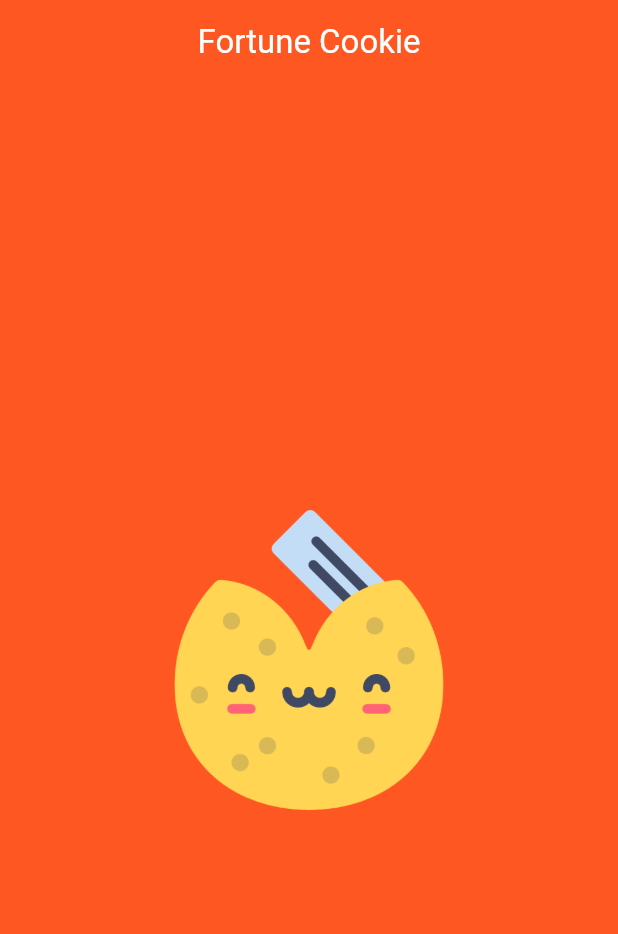
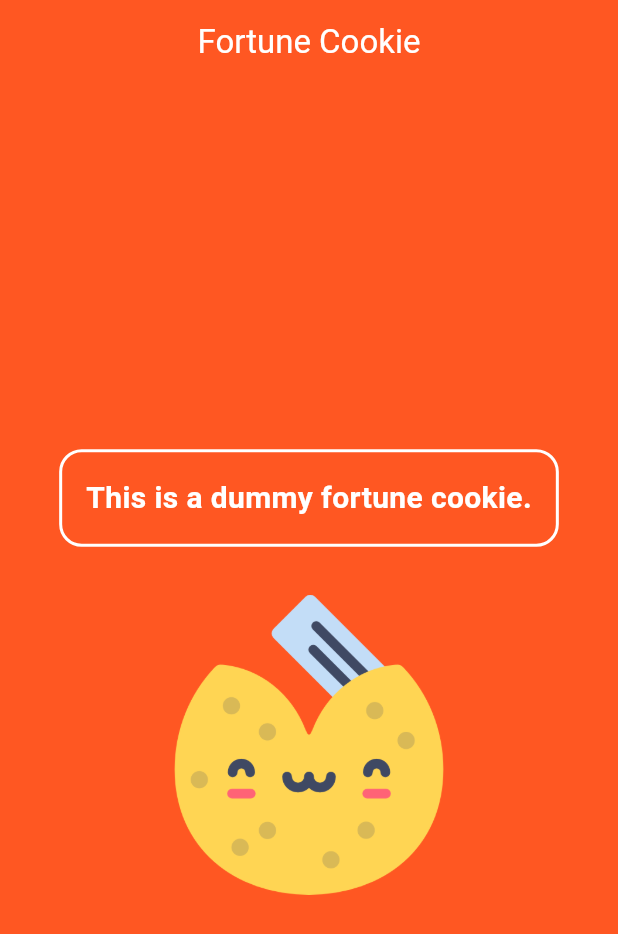
Before and after one commit to careercourse/fortune_cookie_app, a Flutter app: the screen it shows after launch, on a phone screen of 412 x 824 dp. Shown: the top 934 px of the screen. Run offline on Flutter 3.47's test engine with Material 3 defaults, Android fonts, the phone set to English and light mode, and no system bars.

Commit message:
Added Fortune Text Widget

```diff
--- a/lib/screens/fortune_cookie_screen.dart
+++ b/lib/screens/fortune_cookie_screen.dart
@@ -23,6 +23,26 @@ class _FortuneCookieScreenState extends State<FortuneCookieScreen> {
         child: Column(
           mainAxisAlignment: MainAxisAlignment.center,
           children: [
+            Container(
+              padding: const EdgeInsets.all(16),
+              margin: const EdgeInsets.all(16),
+              decoration: BoxDecoration(
+                border: Border.all(
+                  width: 2,
+                  color: Colors.white,
+                ),
+                borderRadius: BorderRadius.circular(15),
+              ),
+              child: const Text(
+                'This is a dummy fortune cookie.',
+                style: TextStyle(
+                  color: Colors.white,
+                  fontSize: 20,
+                  fontWeight: FontWeight.bold,
+                ),
+              ),
+            ),
+            const SizedBox(height: 16),
             Image.asset(
               'assets/images/fortune-cookie.png',
               height: 200,
```
